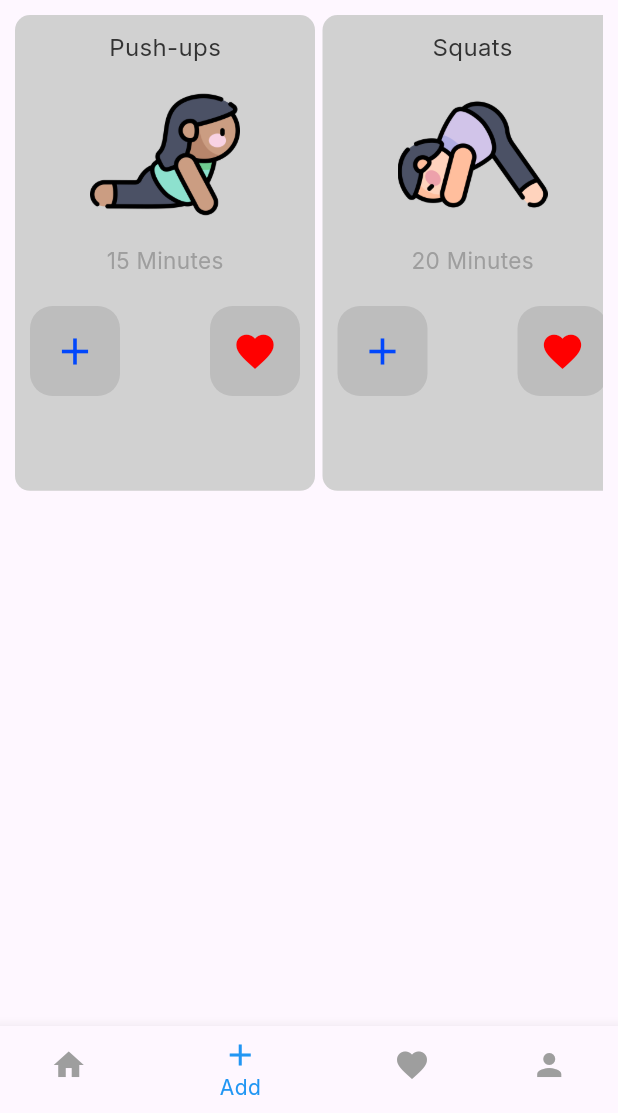
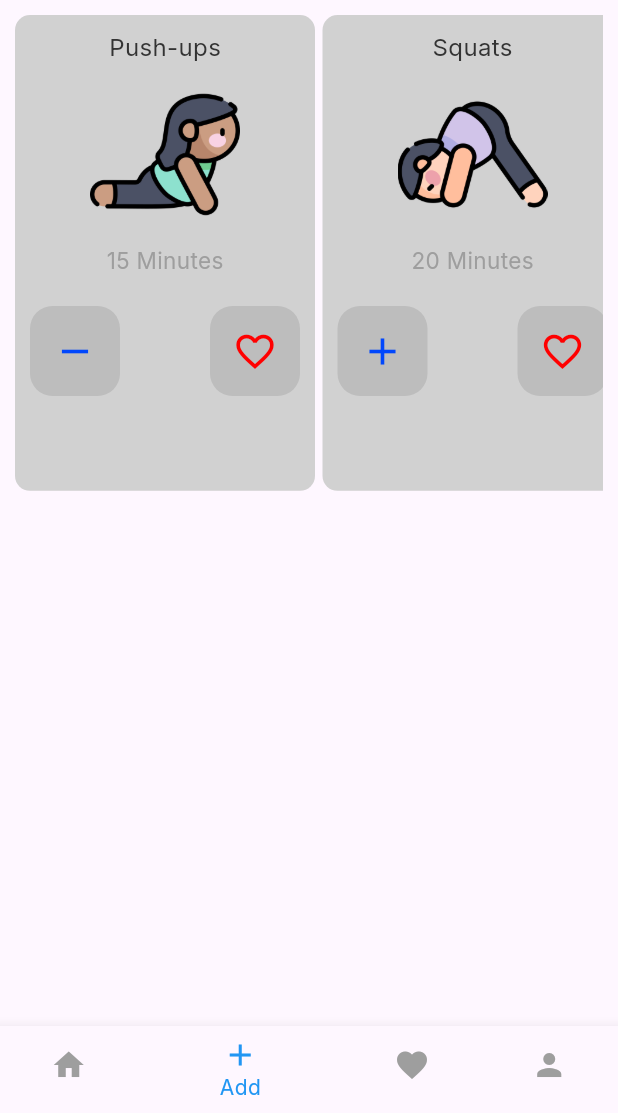
Before and after one commit to AnupaAlwis/workout-app, a Flutter app: the screen it shows after launch, item 2 of the bottom bar chosen, after a tap on the "add" icon, on a phone screen of 412 x 824 dp, the part 123-1236 px from its top. Run offline on Flutter 3.47's test engine with Material 3 defaults, Android fonts, the phone set to English and light mode, and no system bars; our stand-ins replace google_fonts.

Commit message:
Add and favorite listss updated

```diff
--- a/lib/pages/add_new_page.dart
+++ b/lib/pages/add_new_page.dart
@@ -59,10 +59,10 @@ class _AddNewPageState extends State<AddNewPage> {
                         exerciseTitle: exercise.exerciseName,
                         exerciseImageUrl: exercise.exerciseImageUrl,
                         noOfMinutes: exercise.noOfMinutes,
-                        isAdded: exerciseList.contains(exercise),
+                        isAdded: userData.exerciseList.contains(exercise),
                         toggleAddExercise: () {
                           setState(() {
-                            if (exerciseList.contains(exercise)){
+                            if (userData.exerciseList.contains(exercise)){
                               userData.removeExercise(exercise);
                             } else {
                               userData.addExercise(exercise);
@@ -72,13 +72,13 @@ class _AddNewPageState extends State<AddNewPage> {
                           );
                         }, toggleAddFavExercise: () {
                           setState(() {
-                            if(favExerciseList.contains(exercise)){
+                            if(userData.favExerciseList.contains(exercise)){
                               userData.removeFavExercise(exercise);
                             }else{
                               userData.addFavExercise(exercise);
                             }
                           });
-                        }, isfavorite: favExerciseList.contains(exercise), );
+                        }, isfavorite: userData.favExerciseList.contains(exercise), );
                   },
                 ),
               )
--- a/lib/widgets/add_exercise_widget.dart
+++ b/lib/widgets/add_exercise_widget.dart
@@ -1,6 +1,7 @@
 import 'package:flutter/material.dart';
 import 'package:workout_planner_full/constants/colors.dart';
 import 'package:workout_planner_full/constants/responsiveness.dart';
+import 'package:workout_planner_full/data/user_data.dart';
 
 class AddExerciseCard extends StatefulWidget {
   final String exerciseTitle;
@@ -10,7 +11,15 @@ class AddExerciseCard extends StatefulWidget {
   final bool isfavorite;
   final void Function() toggleAddExercise;
   final void Function() toggleAddFavExercise;
-  const AddExerciseCard({super.key, required this.exerciseTitle, required this.exerciseImageUrl, required this.noOfMinutes, required this.toggleAddExercise, required this.isAdded, required this.toggleAddFavExercise, required this.isfavorite});
+  const AddExerciseCard(
+      {super.key,
+      required this.exerciseTitle,
+      required this.exerciseImageUrl,
+      required this.noOfMinutes,
+      required this.toggleAddExercise,
+      required this.isAdded,
+      required this.toggleAddFavExercise,
+      required this.isfavorite});
 
   @override
   State<AddExerciseCard> createState() => _AddExerciseCardState();
@@ -34,7 +43,7 @@ class _AddExerciseCardState extends State<AddExerciseCard> {
         //]
       ),
       child: Padding(
-        padding:  const EdgeInsets.all(kDefaultPadding),
+        padding: const EdgeInsets.all(kDefaultPadding),
         child: Column(
           children: [
             Text(
@@ -78,11 +87,10 @@ class _AddExerciseCardState extends State<AddExerciseCard> {
                     child: IconButton(
                       onPressed: () {
                         widget.toggleAddExercise();
+                        print(user.exerciseList.length);
                       },
-                      icon:  Icon(
-                        widget.isAdded? Icons.add : Icons.remove,
-                        size: 30,
-                        color: kMainDarkBlueColor),
+                      icon: Icon(widget.isAdded ? Icons.remove : Icons.add,
+                          size: 30, color: kMainDarkBlueColor),
                     ),
                   ),
                   Container(
@@ -95,9 +103,12 @@ class _AddExerciseCardState extends State<AddExerciseCard> {
                     child: IconButton(
                       onPressed: () {
                         widget.toggleAddFavExercise();
+                        print(user.favExerciseList.length);
                       },
                       icon: Icon(
-                        widget.isfavorite ? Icons.favorite_border : Icons.favorite,
+                          widget.isfavorite
+                              ? Icons.favorite
+                              : Icons.favorite_border,
                           size: 30,
                           color: kMainPinkColor),
                     ),
```
Also changed, not shown: lib/widgets/add_equipment_card.dart (added, +23 -0 lines). Lines whose indentation alone changed are shown as unchanged.
